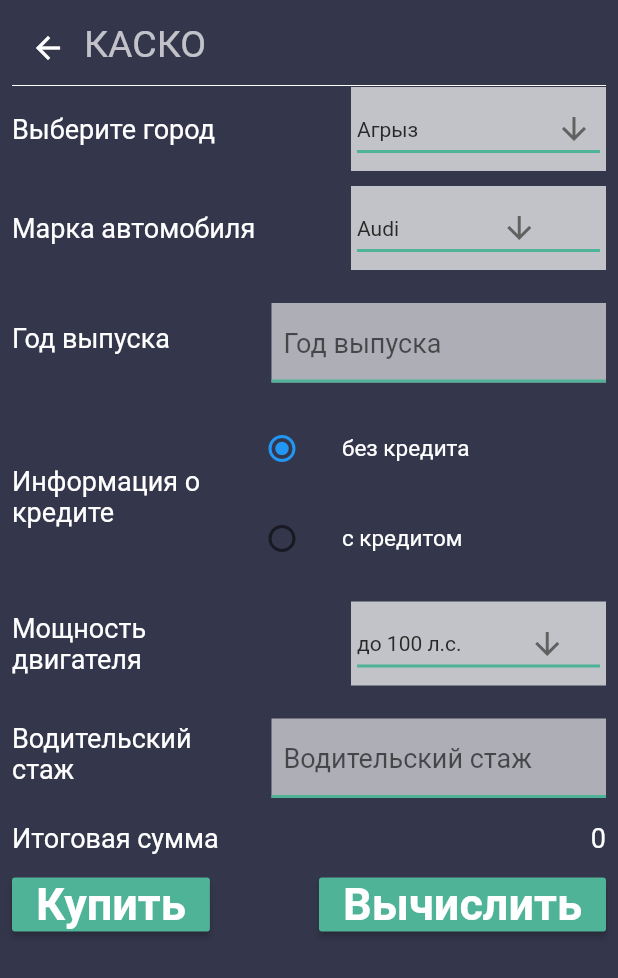
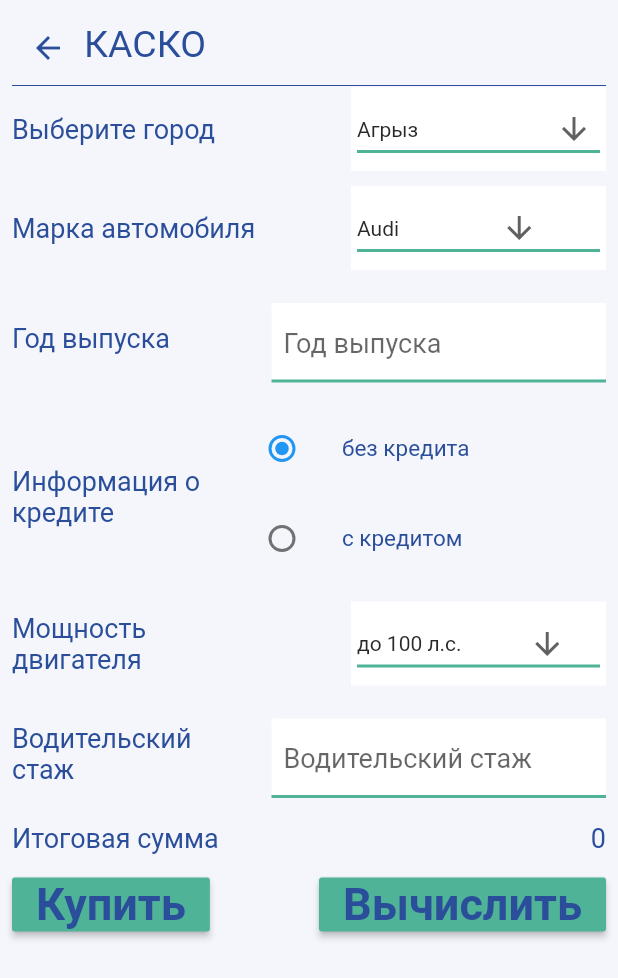
Before and after one commit to ildarik20000/turnkey-solution, a Flutter app: the KaskoPage screen opened directly, on a phone screen of 412 x 824 dp. Shown: the top 978 px of the screen. Run offline on Flutter 3.47's test engine with Material 2 defaults, Android fonts, the light colour scheme and no system bars; our stand-ins replace cloud_firestore, firebase_auth, firebase_core, fl_chart, fluttertoast; accounts and stored records are empty; Roboto replaces fonts that are missing (BebasBold, BebasBook).

Commit message:
replace color

```diff
--- a/lib/config/theme.dart
+++ b/lib/config/theme.dart
@@ -4,8 +4,10 @@ ThemeData playTheme =
     ThemeData(fontFamily: 'BebasBold', backgroundColor: PlayColors.background);
 
 class PlayColors {
-  static Color background = Color.fromRGBO(52, 54, 75, 1);
+  static Color background = Color.fromRGBO(244, 246, 252, 1);
   static Color red = Color.fromRGBO(178, 34, 34, 1);
+
+  static Color allWhiteText = Color.fromRGBO(43, 78, 155, 1);
 
   static Color black100 = Color.fromRGBO(40, 40, 40, 1);
   static Color black50 = Color.fromRGBO(40, 40, 40, 0.5);
--- a/lib/screens/chart.dart
+++ b/lib/screens/chart.dart
@@ -118,7 +118,7 @@ class _FlLineChartExampleState extends State<FlLineChartExample> {
 // ! Behavior when touching the chart:
       lineTouchData: LineTouchData(
         touchTooltipData: LineTouchTooltipData(
-          tooltipBgColor: Colors.white,
+          tooltipBgColor: PlayColors.allWhiteText,
         ),
         touchCallback: (LineTouchResponse touchResponse) {},
         handleBuiltInTouches: true,
--- a/lib/screens/kasko_page.dart
+++ b/lib/screens/kasko_page.dart
@@ -3,7 +3,7 @@ import 'package:fluttertoast/fluttertoast.dart';
 import 'package:provider/provider.dart';
 import 'package:turnkey_solution/config/theme.dart';
 import 'package:turnkey_solution/model/kasko.dart';
-import 'package:turnkey_solution/model/osago.dart';
+import 'package:turnkey_solution/config/theme.dart';
 import 'package:turnkey_solution/model/user.dart';
 import 'package:turnkey_solution/services/data_city_car.dart';
 import 'package:turnkey_solution/services/database.dart';
@@ -69,7 +69,8 @@ class _KaskoPageState extends State<KaskoPage> {
                         width: 140,
                         child: Text(
                           "Информация о кредите ",
-                          style: TextStyle(fontSize: 18, color: Colors.white),
+                          style: TextStyle(
+                              fontSize: 18, color: PlayColors.allWhiteText),
                         ),
                       ),
                       Center(
@@ -83,7 +84,8 @@ class _KaskoPageState extends State<KaskoPage> {
                                 title: const Text(
                                   'без кредита',
                                   style: TextStyle(
-                                      fontSize: 15, color: Colors.white),
+                                      fontSize: 15,
+                                      color: Color.fromRGBO(43, 78, 155, 1)),
                                 ),
                                 leading: Radio<SingingCharacter>(
                                   value: SingingCharacter.notBuy,
@@ -104,7 +106,8 @@ class _KaskoPageState extends State<KaskoPage> {
                                 title: const Text(
                                   'с кредитом',
                                   style: TextStyle(
-                                      fontSize: 15, color: Colors.white),
+                                      fontSize: 15,
+                                      color: Color.fromRGBO(43, 78, 155, 1)),
                                 ),
                                 leading: Radio<SingingCharacter>(
                                   value: SingingCharacter.buy,
@@ -138,11 +141,13 @@ class _KaskoPageState extends State<KaskoPage> {
                     children: [
                       Text(
                         "Итоговая сумма ",
-                        style: TextStyle(fontSize: 18, color: Colors.white),
+                        style: TextStyle(
+                            fontSize: 18, color: PlayColors.allWhiteText),
                       ),
                       Text(
                         output,
-                        style: TextStyle(fontSize: 18, color: Colors.white),
+                        style: TextStyle(
+                            fontSize: 18, color: PlayColors.allWhiteText),
                       )
                     ],
                   ),
@@ -179,7 +184,7 @@ class _KaskoPageState extends State<KaskoPage> {
                               gravity: ToastGravity.CENTER,
                               timeInSecForIosWeb: 1,
                               backgroundColor: Colors.red,
-                              textColor: Colors.white,
+                              textColor: PlayColors.allWhiteText,
                               fontSize: 16.0);
                         }
                       }),
@@ -199,7 +204,7 @@ class _KaskoPageState extends State<KaskoPage> {
                               gravity: ToastGravity.CENTER,
                               timeInSecForIosWeb: 1,
                               backgroundColor: Colors.red,
-                              textColor: Colors.white,
+                              textColor: PlayColors.allWhiteText,
                               fontSize: 16.0);
                         }
                       }),
@@ -220,13 +225,13 @@ class _KaskoPageState extends State<KaskoPage> {
           children: [
             Text(
               "Выберите город ",
-              style: TextStyle(fontSize: 18, color: Colors.white),
+              style: TextStyle(fontSize: 18, color: PlayColors.allWhiteText),
             ),
             Container(
               width: 170,
               padding: EdgeInsets.all(4),
               decoration: BoxDecoration(
-                color: Colors.white70,
+                color: Colors.white,
               ),
               child: DropdownButton<String>(
                 value: city,
@@ -271,13 +276,13 @@ class _KaskoPageState extends State<KaskoPage> {
           children: [
             Text(
               "Марка автомобиля ",
-              style: TextStyle(fontSize: 18, color: Colors.white),
+              style: TextStyle(fontSize: 18, color: PlayColors.allWhiteText),
             ),
             Container(
               width: 170,
               padding: EdgeInsets.all(4),
               decoration: BoxDecoration(
-                color: Colors.white70,
+                color: Colors.white,
               ),
               child: DropdownButton<String>(
                 value: car,
@@ -323,14 +328,14 @@ class _KaskoPageState extends State<KaskoPage> {
               width: 140,
               child: Text(
                 "Мощность двигателя ",
-                style: TextStyle(fontSize: 18, color: Colors.white),
+                style: TextStyle(fontSize: 18, color: PlayColors.allWhiteText),
               ),
             ),
             Container(
               width: 170,
               padding: EdgeInsets.all(4),
               decoration: BoxDecoration(
-                color: Colors.white70,
+                color: Colors.white,
               ),
               child: DropdownButton<String>(
                 value: enginePower,
@@ -521,7 +526,7 @@ Widget _button(String text, void func()) {
           style: TextStyle(
               fontFamily: 'BebasBook',
               fontWeight: FontWeight.bold,
-              color: Colors.white,
+              color: PlayColors.allWhiteText,
               fontSize: 30)),
       onPressed: () {
         func();
--- a/lib/screens/main.dart
+++ b/lib/screens/main.dart
@@ -1,4 +1,5 @@
 import 'package:flutter/material.dart';
+import 'package:turnkey_solution/config/theme.dart';
 import 'package:turnkey_solution/screens/my_services.dart';
 import 'package:turnkey_solution/screens/profile.dart';
 import 'package:turnkey_solution/screens/services_page.dart';
@@ -29,12 +30,12 @@ class _MainScreenState extends State<MainScreen> {
         // ),
 
         bottomNavigationBar: BottomAppBar(
-          color: Colors.white.withOpacity(0.8),
+          color: PlayColors.allWhiteText.withOpacity(0.8),
           shape: CircularNotchedRectangle(),
           child: Container(
             height: 85,
 
-            //color: Colors.white.withOpacity(0.5),
+            //color: PlayColors.allWhiteText.withOpacity(0.5),
             child: Padding(
               padding: const EdgeInsets.only(top: 8, bottom: 8),
               child: Row(
--- a/lib/screens/profile.dart
+++ b/lib/screens/profile.dart
@@ -75,7 +75,7 @@ class _ProfileState extends State<Profile> {
                     _button("Сохранить", () => _saveInfo()),
                     Divider(
                       height: 2,
-                      color: Colors.white,
+                      color: PlayColors.allWhiteText,
                     ),
                     Padding(
                       padding: const EdgeInsets.all(8.0),
@@ -149,7 +149,7 @@ Widget _button(String text, void func()) {
         style: TextStyle(
             fontFamily: 'BebasBook',
             fontWeight: FontWeight.bold,
-            color: Colors.white,
+            color: PlayColors.allWhiteText,
             fontSize: 30)),
     onPressed: () {
       func();
--- a/lib/screens/services_page.dart
+++ b/lib/screens/services_page.dart
@@ -24,7 +24,7 @@ class ServicesPage extends StatelessWidget {
           ),
           Divider(
             height: 2,
-            color: Colors.white,
+            color: PlayColors.allWhiteText,
           ),
           _blockInfo(
               "Здоровье", "Консультация врача", "Консультация психолога"),
@@ -45,7 +45,7 @@ Widget _blockInfo(
     //alignment: Alignment.topLeft,
     decoration: BoxDecoration(
       borderRadius: BorderRadius.circular(20),
-      color: Colors.white60,
+      color: PlayColors.allWhiteText.withOpacity(0.6),
     ),
     child: Container(
       padding: EdgeInsets.all(9),
--- a/lib/shared/button_autorization.dart
+++ b/lib/shared/button_autorization.dart
@@ -97,7 +97,7 @@ class _ButtonState extends State<Button> {
                       fontFamily: 'BebasBook',
                       color: this.widget.isPale
                           ? PlayColors.red
-                          : Color(0xffffffff),
+                          : PlayColors.allWhiteText,
                       fontSize: widget.fontSizeText,
                       fontWeight: FontWeight.bold),
                 ),
--- a/lib/shared/button_icon.dart
+++ b/lib/shared/button_icon.dart
@@ -41,7 +41,7 @@ class ButtonWithIcon extends StatelessWidget {
                 border: Border(
                     bottom: BorderSide(
                         color: !this.hideDivider
-                            ? PlayColors.black12
+                            ? Colors.blue
                             : Colors.transparent,
                         width: 1))),
             child: Row(
@@ -50,7 +50,7 @@ class ButtonWithIcon extends StatelessWidget {
                 this.icon != null
                     ? Icon(
                         this.icon,
-                        color: this.color ?? PlayColors.placeholder,
+                        color: this.color ?? Colors.blue,
                       )
                     : null,
                 Expanded(
@@ -60,7 +60,7 @@ class ButtonWithIcon extends StatelessWidget {
                       this.text,
                       style: TextStyle(
                           fontSize: 18,
-                          color: this.color ?? PlayColors.placeholder,
+                          color: this.color ?? Colors.blue,
                           fontWeight: FontWeight.bold),
                     ),
                   ),
--- a/lib/shared/header.dart
+++ b/lib/shared/header.dart
@@ -1,4 +1,5 @@
 import 'package:flutter/material.dart';
+import 'package:turnkey_solution/config/theme.dart';
 
 class Header extends StatelessWidget {
   String text;
@@ -18,20 +19,21 @@ class Header extends StatelessWidget {
                       onPressed: () {
                         Navigator.pop(context);
                       },
-                      color: Colors.white,
+                      color: PlayColors.allWhiteText,
                     )
                   : Container(),
               Container(
                   padding: EdgeInsets.only(bottom: 5),
                   child: Text(
                     text,
-                    style: TextStyle(fontSize: 25, color: Colors.white70),
+                    style:
+                        TextStyle(fontSize: 25, color: PlayColors.allWhiteText),
                   )),
             ],
           ),
           Divider(
             height: 2,
-            color: Colors.white,
+            color: PlayColors.allWhiteText,
           ),
         ],
       ),
--- a/lib/shared/input.dart
+++ b/lib/shared/input.dart
@@ -58,7 +58,7 @@ class _InputState extends State<Input> {
                 borderRadius: BorderRadius.only(
                     topLeft: Radius.circular(8), topRight: Radius.circular(8))),
             child: Container(
-              color: Colors.white60,
+              color: Colors.white,
               child: Stack(
                 children: <Widget>[
                   TextField(
--- a/lib/shared/profile_info.dart
+++ b/lib/shared/profile_info.dart
@@ -1,4 +1,5 @@
 import 'package:flutter/material.dart';
+import 'package:turnkey_solution/config/theme.dart';
 import 'package:turnkey_solution/shared/input.dart';
 
 class TextInfo extends StatelessWidget {
@@ -25,7 +26,7 @@ class TextInfo extends StatelessWidget {
               width: widthWidget,
               child: Text(
                 this.text,
-                style: TextStyle(fontSize: 18, color: Colors.white),
+                style: TextStyle(fontSize: 18, color: PlayColors.allWhiteText),
               )),
           Container(
             padding: EdgeInsets.only(left: 8),
```
Also changed, not shown: lib/screens/admin_page.dart (+8 -3 lines), lib/screens/dms_page.dart (+16 -11 lines), lib/screens/my_services.dart (+8 -4 lines), lib/screens/osago-page.dart (+13 -11 lines), lib/screens/sons_page.dart (+21 -13 lines), lib/shared/button_menu.dart (+4 -4 lines), lib/shared/sign_in.dart (+10 -8 lines), pubspec.lock.
